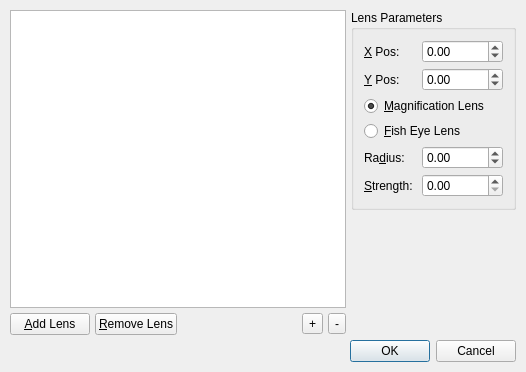
Old version of the form scribus/plugins/tools/lenseffects/lensdialogbase.ui in the repository scribusproject/scribus.
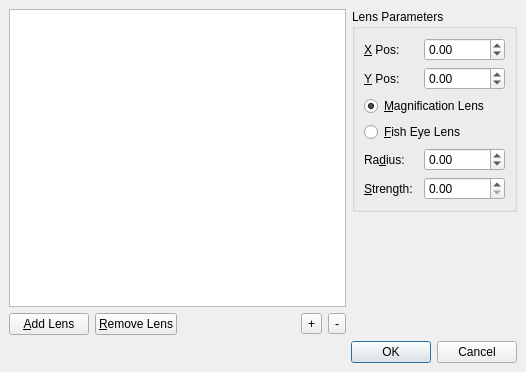
New version of the form.

Commit message: #16430: Unify margins and spacing for dialogs, set 2 <bubu>

Patch:
```diff
--- a/scribus/plugins/tools/lenseffects/lensdialogbase.ui
+++ b/scribus/plugins/tools/lenseffects/lensdialogbase.ui
@@ -12,23 +12,23 @@
   <property name="windowTitle" >
    <string>Optical Lens</string>
   </property>
-  <layout class="QVBoxLayout" >
-   <property name="spacing" >
-    <number>5</number>
+  <layout class="QVBoxLayout">
+   <property name="leftMargin">
+    <number>9</number>
    </property>
-   <property name="margin" >
-    <number>10</number>
+   <property name="topMargin">
+    <number>9</number>
+   </property>
+   <property name="rightMargin">
+    <number>9</number>
+   </property>
+   <property name="bottomMargin">
+    <number>9</number>
    </property>
    <item>
-    <layout class="QHBoxLayout" >
-     <property name="spacing" >
-      <number>5</number>
-     </property>
+    <layout class="QHBoxLayout">
      <item>
-      <layout class="QVBoxLayout" >
-       <property name="spacing" >
-        <number>5</number>
-       </property>
+      <layout class="QVBoxLayout">
        <item>
         <widget class="QGraphicsView" name="previewWidget" >
          <property name="minimumSize" >
@@ -40,15 +40,9 @@
         </widget>
        </item>
        <item>
-        <layout class="QHBoxLayout" >
-         <property name="spacing" >
-          <number>5</number>
-         </property>
+        <layout class="QHBoxLayout">
          <item>
-          <layout class="QHBoxLayout" >
-           <property name="spacing" >
-            <number>5</number>
-           </property>
+          <layout class="QHBoxLayout">
            <item>
             <widget class="QPushButton" name="buttonAdd" >
              <property name="toolTip" >
@@ -72,10 +66,7 @@
           </layout>
          </item>
          <item>
-          <layout class="QHBoxLayout" >
-           <property name="spacing" >
-            <number>5</number>
-           </property>
+          <layout class="QHBoxLayout">
            <item>
             <spacer>
              <property name="orientation" >
@@ -116,25 +107,16 @@
       </layout>
      </item>
      <item>
-      <layout class="QVBoxLayout" >
-       <property name="spacing" >
-        <number>5</number>
-       </property>
+      <layout class="QVBoxLayout">
        <item>
         <widget class="QGroupBox" name="groupBox" >
          <property name="title" >
           <string>Lens Parameters</string>
          </property>
-         <layout class="QGridLayout" >
-          <property name="margin" >
-           <number>10</number>
-          </property>
-          <property name="spacing" >
-           <number>5</number>
-          </property>
-          <item row="0" column="0" >
-           <widget class="QLabel" name="label" >
-            <property name="text" >
+         <layout class="QGridLayout">
+          <item row="0" column="0">
+           <widget class="QLabel" name="label">
+            <property name="text">
              <string>&amp;X Pos:</string>
             </property>
             <property name="buddy" >
```
Left out of the diff: 137 changed lines with no effect on the pictures. The commit also changes 7 other files.
